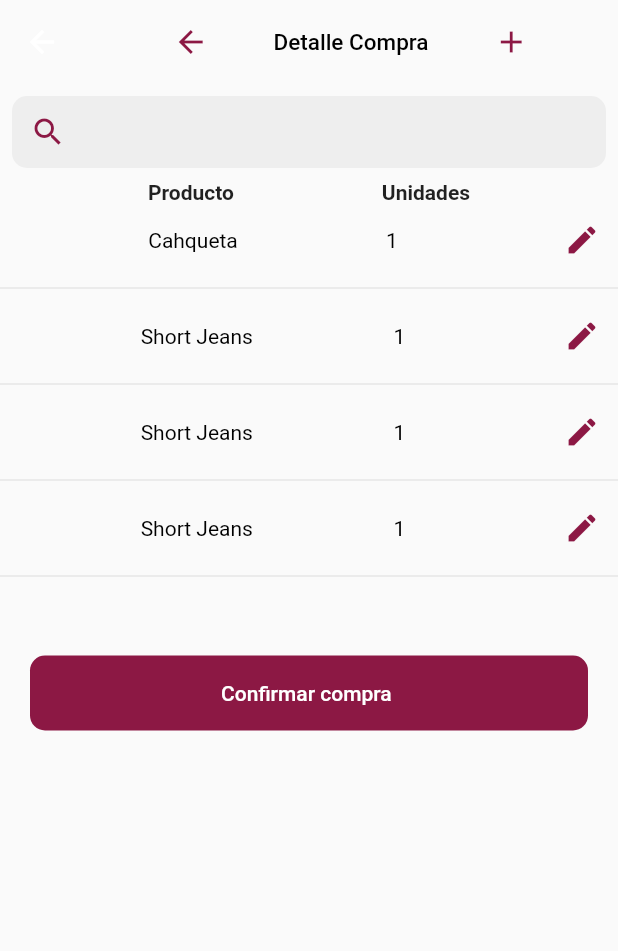
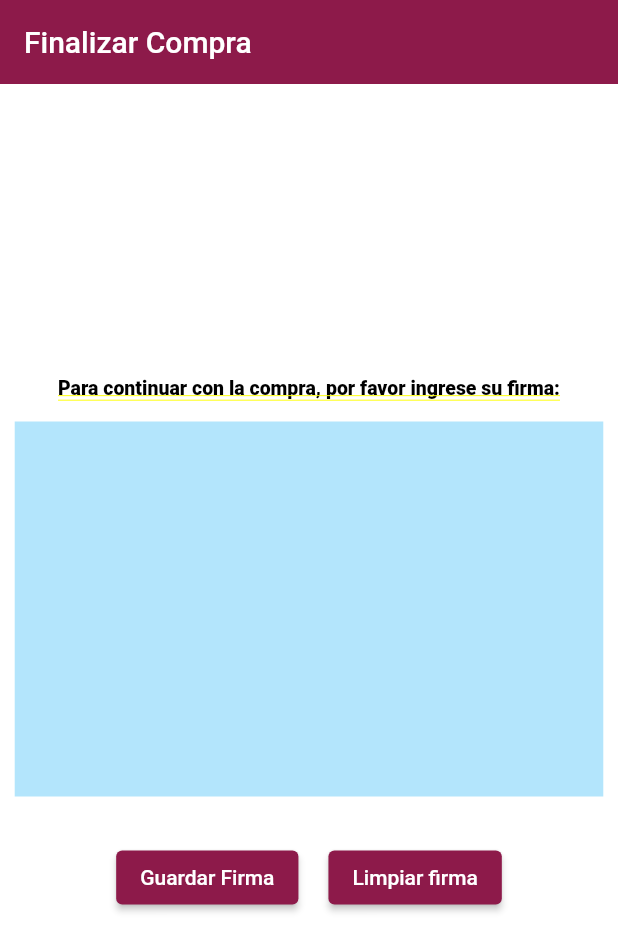
Before and after one commit to gisella0907/Tienda_Ropa, a Flutter app: the DetalleCompra screen opened directly, after a tap on "Confirmar compra", on a phone screen of 412 x 824 dp. Shown: the top 951 px of the screen. Run offline on Flutter 3.47's test engine with Material 2 defaults, Android fonts, the phone set to English and light mode, and no system bars; drawn by our look-alikes of signature.

Commit message:
Funcionalidad de firma digital

```diff
--- a/lib/detalle_compra.dart
+++ b/lib/detalle_compra.dart
@@ -2,6 +2,7 @@ import 'package:flutter/material.dart';
 import 'objects/productos_id.dart';
 import 'package:tienda_ropa/inicio.dart';
 import 'package:tienda_ropa/productos.dart';
+import 'package:tienda_ropa/firma_dig/firma_digital.dart';
 
 class DetalleCompra extends StatefulWidget {
   const DetalleCompra({super.key});
@@ -183,7 +184,12 @@ class _DetalleCompraState extends State<DetalleCompra> {
                   borderRadius: BorderRadius.circular(10),
                 ),
               ),
-              onPressed: () {},
+              onPressed: () {
+                Navigator.push(
+                  context,
+                  MaterialPageRoute(builder: (context) => const MyApp()),
+                );
+              },
               child: const Text("Confirmar compra "),
             ),
           ),
--- /dev/null
+++ b/lib/firma_dig/firma_digital.dart
@@ -0,0 +1,137 @@
+import 'dart:typed_data';
+import 'package:flutter/material.dart';
+import 'package:signature/signature.dart';
+//import 'package:intl/intl.dart';
+
+void main() {
+  runApp(const MyApp());
+}
+
+class MyApp extends StatelessWidget {
+  const MyApp({Key? key}) : super(key: key);
+
+  @override
+  Widget build(BuildContext context) {
+    return MaterialApp(
+      debugShowCheckedModeBanner: false,
+      theme: ThemeData(
+        primarySwatch: Colors.blue,
+      ),
+      home: const MyHomePage(),
+    );
+  }
+}
+
+class MyHomePage extends StatefulWidget {
+  const MyHomePage({Key? key}) : super(key: key);
+
+  @override
+  State<MyHomePage> createState() => _MyHomePageState();
+}
+
+class _MyHomePageState extends State<MyHomePage> {
+  Uint8List? exportedImage;
+
+  SignatureController controller = SignatureController(
+    penStrokeWidth: 3,
+    penColor: Colors.black,
+    exportBackgroundColor: Color.fromARGB(255, 161, 149, 154),
+  );
+  @override
+  Widget build(BuildContext context) {
+    return Scaffold(
+      backgroundColor: Colors.white,
+      appBar: AppBar(
+        title: const Text("Finalizar Compra"),
+        backgroundColor: Color.fromARGB(255, 141, 26, 74),
+        elevation: 0,
+      ),
+      body: Center(
+        child: Column(
+          crossAxisAlignment: CrossAxisAlignment.center,
+          mainAxisAlignment: MainAxisAlignment.center,
+          children: [
+            RichText(
+              text: TextSpan(
+                style: DefaultTextStyle.of(context).style,
+                children: <TextSpan>[
+                  TextSpan(
+                    text:
+                        ("Para continuar con la compra, por favor ingrese su firma:\n"),
+                    style: TextStyle(color: Colors.black, fontSize: 13),
+                  ),
+                ],
+              ),
+            ),
+            Signature(
+              controller: controller,
+              height: 250,
+              width: MediaQuery.of(context).size.width / 1.05,
+              backgroundColor: Colors.lightBlue[100]!,
+            ),
+            const SizedBox(
+              height: 20,
+            ),
+            Row(
+              mainAxisSize: MainAxisSize.min,
+              mainAxisAlignment: MainAxisAlignment.spaceBetween,
+              children: [
+                Padding(
+                    padding: const EdgeInsets.all(10),
+                    child: ElevatedButton(
+                      onPressed: () async {
+                        exportedImage = await controller.toPngBytes();
+
+                        setState(() {});
+                      },
+                      style: ElevatedButton.styleFrom(
+                        primary: Color.fromARGB(255, 141, 26, 74), // background
+                        onPrimary: Colors.white, // foreground
+                      ),
+                      child: const Text(
+                        "Guardar Firma",
+                      ),
+                    )),
+                Padding(
+                    padding: const EdgeInsets.all(10),
+                    child: ElevatedButton(
+                      onPressed: () {
+                        controller.clear();
+                      },
+                      style: ElevatedButton.styleFrom(
+                        primary: Color.fromARGB(255, 141, 26, 74), // background
+                        onPrimary: Colors.white, // foreground
+                      ),
+                      child: const Text(
+                        "Limpiar firma",
+                      ),
+                    )),
+              ],
+            ),
+            const SizedBox(
+              height: 10,
+            ),
+            if (exportedImage != null)
+              Image.memory(
+                exportedImage!,
+                width: 300,
+                height: 250,
+              ),
+            if (exportedImage != null)
+              ElevatedButton(
+                onPressed: () {
+                  exportedImage = null;
+                  setState(() {});
+                },
+                style: ElevatedButton.styleFrom(
+                  primary: Color.fromARGB(255, 141, 26, 74), // background
+                  onPrimary: Colors.white, // foreground
+                ),
+                child: const Text("Exportar"),
+              ),
+          ],
+        ),
+      ),
+    );
+  }
+}
--- a/pubspec.yaml
+++ b/pubspec.yaml
@@ -19,7 +19,7 @@ publish_to: 'none' # Remove this line if you wish to publish to pub.dev
 version: 1.0.0+1
 
 environment:
-  sdk: '2.19.2'
+  sdk: '2.19.1'
 
 # Dependencies specify other packages that your package needs in order to work.
 # To automatically upgrade your package dependencies to the latest versions
@@ -30,6 +30,8 @@ environment:
 dependencies:
   flutter:
     sdk: flutter
+  signature: ^5.1.0
+
 
 
   # The following adds the Cupertino Icons font to your application.
```
Also changed, not shown: pubspec.lock.
